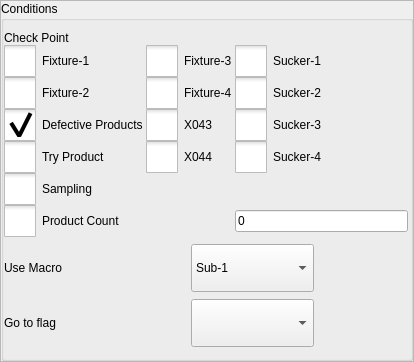
The window that hcinstruction/ichcconditionpage.ui (dongdong-2009/3-5AxisRobot) describes before a commit, drawn with Qt 5.
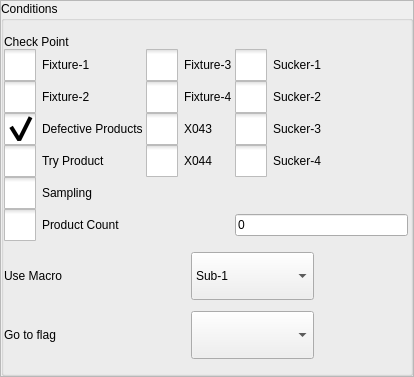
The same window after the commit. Icons and pictures are not drawn. Custom widgets are drawn as their Qt base class.

```diff
--- a/hcinstruction/ichcconditionpage.ui
+++ b/hcinstruction/ichcconditionpage.ui
@@ -7,7 +7,7 @@
     <x>0</x>
     <y>0</y>
     <width>414</width>
-    <height>362</height>
+    <height>377</height>
    </rect>
   </property>
   <property name="windowTitle">
```
Left out of the diff: 2 changed lines with no effect on the pictures.
